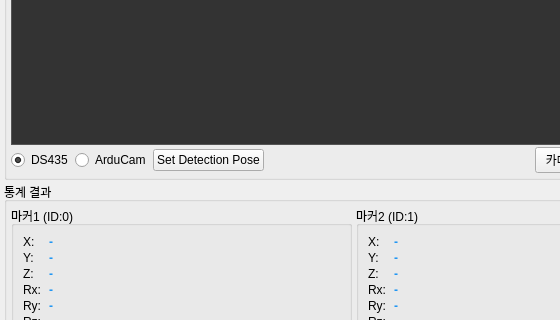
Qt form ui/tab_aruco_reliability.ui (kuks2309/Charging_Robot_Operation) before a commit; both pictures show x 0 to 560 and y 243 to 563 of the 1200 by 858 pixel window.
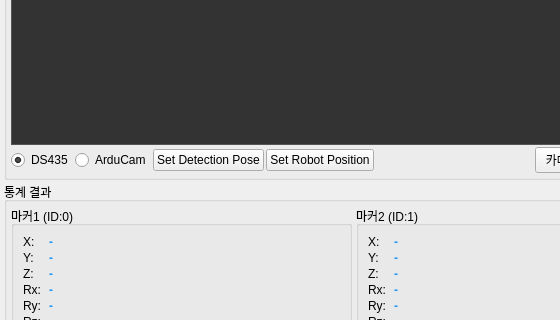
The same form after that commit.

```diff
--- a/ui/tab_aruco_reliability.ui
+++ b/ui/tab_aruco_reliability.ui
@@ -121,6 +121,13 @@
             </property>
            </widget>
           </item>
+          <item>
+           <widget class="QPushButton" name="btnSetRobotPosition">
+            <property name="text">
+             <string>Set Robot Position</string>
+            </property>
+           </widget>
+          </item>
           <item>
            <spacer name="horizontalSpacerCameraSelect">
             <property name="orientation">
```
